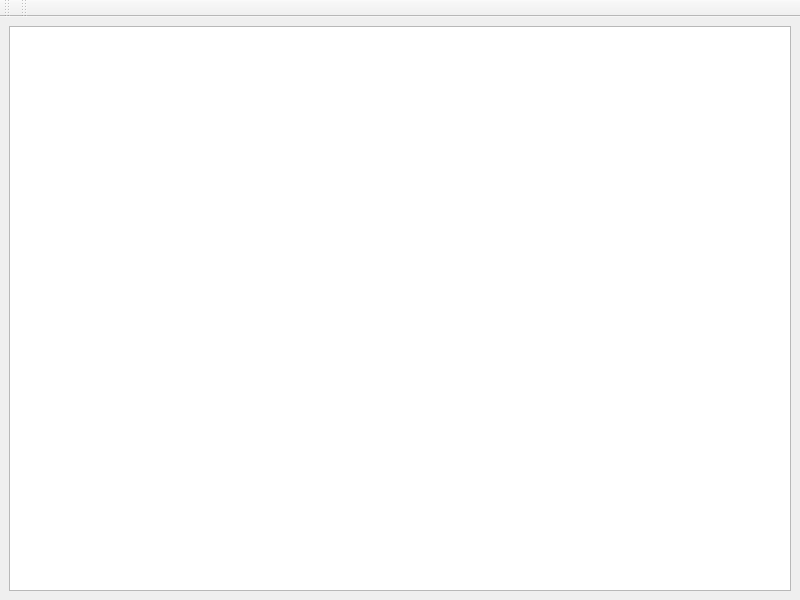
Qt form code/nel/tools/3d/object_viewer_qt/src/plugins/world_editor/world_editor_window.ui (ryzom/ryzomcore) before a commit.
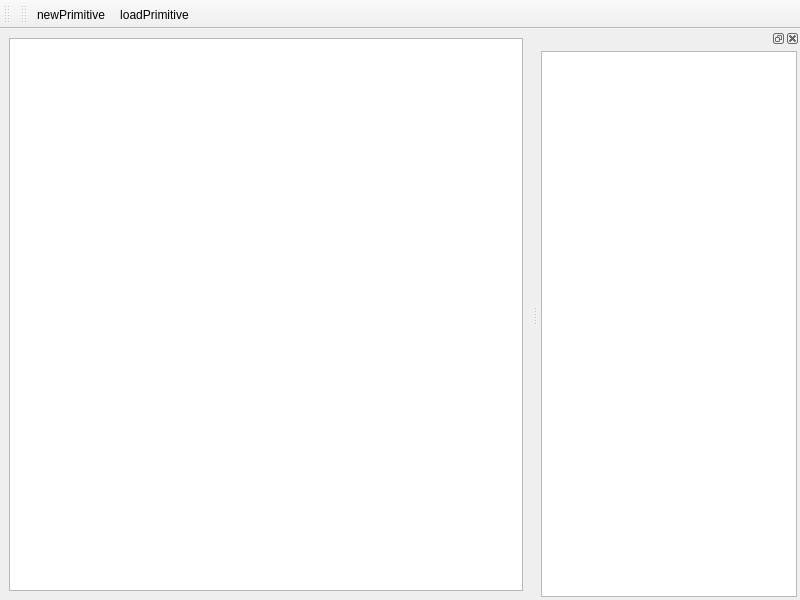
The same form after that commit. Icons and pictures are not drawn. Custom widgets are drawn as their Qt base class.

Commit message:
Changed: #1302 Added initial database of primitives (model/view) (loading of  *. primitive file)
branch : gsoc2011-worldeditorqt

Diff of the .ui file:
```diff
--- a/code/nel/tools/3d/object_viewer_qt/src/plugins/world_editor/world_editor_window.ui
+++ b/code/nel/tools/3d/object_viewer_qt/src/plugins/world_editor/world_editor_window.ui
@@ -45,8 +45,45 @@
    <attribute name="toolBarBreak">
     <bool>false</bool>
    </attribute>
+   <addaction name="newPrimitiveAction"/>
+   <addaction name="loadPrimitiveAction"/>
   </widget>
+  <widget class="QDockWidget" name="treePrimitivesDockWidget">
+   <attribute name="dockWidgetArea">
+    <number>2</number>
+   </attribute>
+   <widget class="QWidget" name="dockWidgetContents">
+    <layout class="QGridLayout" name="gridLayout_2">
+     <property name="margin">
+      <number>3</number>
+     </property>
+     <property name="spacing">
+      <number>3</number>
+     </property>
+     <item row="0" column="0">
+      <widget class="QTreeView" name="treePrimitivesView"/>
+     </item>
+    </layout>
+   </widget>
+  </widget>
+  <action name="loadPrimitiveAction">
+   <property name="text">
+    <string>loadPrimitive</string>
+   </property>
+  </action>
+  <action name="newPrimitiveAction">
+   <property name="text">
+    <string>newPrimitive</string>
+   </property>
+  </action>
  </widget>
+ <customwidgets>
+  <customwidget>
+   <class>LandscapeEditor::LandscapeView</class>
+   <extends>QGraphicsView</extends>
+   <header>../landscape_editor/landscape_view.h</header>
+  </customwidget>
+ </customwidgets>
  <resources>
   <include location="world_editor.qrc"/>
  </resources>
```
Left out of the diff: 4 changed lines with no effect on the pictures. The commit also changes 11 other files.
